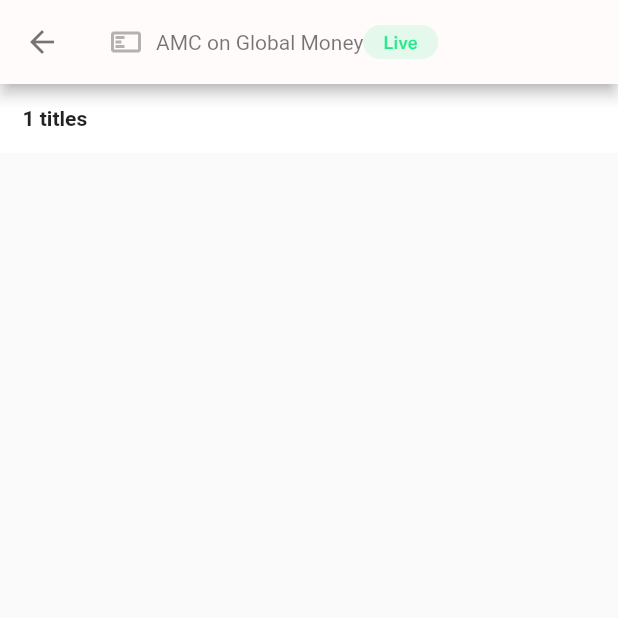
After one commit to s0m3chill/VestrPOC, a Flutter app: the screen it shows after launch, after a tap on "AMC on Global Money", on a phone screen of 412 x 824 dp, the top half of it. The commit adds this screen. Run offline on Flutter 3.47's test engine with Material 2 defaults, Android fonts, the phone set to English and light mode, and no system bars; our stand-ins replace charts_flutter.

Commit message:
add a listview in product screen

```diff
--- a/lib/colors.dart
+++ b/lib/colors.dart
@@ -3,6 +3,8 @@ import 'package:flutter/material.dart';
 const vestrBlue = Color(0xFF0B79D0);
 const vestrSurfaceWhite = Color(0xFFFFFBFA);
 const vestrGrey = Color(0x8A000000);
+const vestrChartLine = Color(0x4D68D1CB);
+const vestrChartArea = Color(0x1A68D1CB);
 
 const kShrinePink100 = Color(0xFFFEDBD0);
 const kShrinePink300 = Color(0xFFFBB8AC);
--- a/lib/home_page.dart
+++ b/lib/home_screen.dart
@@ -1,5 +1,5 @@
 import 'package:flutter/material.dart';
-import 'products_page.dart';
+import 'products_screen.dart';
 
 class _MyHomePageState extends State<MyHomePage> {
   int _selectedIndex = 0;
@@ -13,7 +13,6 @@ class _MyHomePageState extends State<MyHomePage> {
       'Index 2: Settings',
     ),
   ];
-
 
   void _onItemTapped(int index) {
     setState(() {
@@ -38,7 +37,22 @@ class _MyHomePageState extends State<MyHomePage> {
       appBar: AppBar(
         // Here we take the value from the MyHomePage object that was created by
         // the App.build method, and use it to set our appbar title.
-        title: Text("Products", style: TextStyle(color: Theme.of(context).appBarTheme.titleTextStyle!.color)),
+        title: Row(crossAxisAlignment: CrossAxisAlignment.start,
+            children: [
+          Text("Products",
+              style: TextStyle(
+                  color: Theme.of(context).appBarTheme.titleTextStyle!.color)),
+          Container(
+            margin: EdgeInsets.only(left: 4),
+            height: 8,
+            width: 8,
+            decoration: new BoxDecoration(
+              color: Colors.red,
+              shape: BoxShape.circle,
+            ),
+          ),
+
+        ]),
         centerTitle: false,
       ),
       body: Center(
--- a/lib/main.dart
+++ b/lib/main.dart
@@ -2,9 +2,12 @@ import 'package:flutter/material.dart';
 
 import 'colors.dart';
 
-import 'home_page.dart';
+import 'home_screen.dart';
+
+import 'package:flutter/rendering.dart';
 
 void main() {
+  // debugPaintSizeEnabled = true;
   runApp(MyApp());
 }
 
--- /dev/null
+++ b/lib/product_overview_screen.dart
@@ -0,0 +1,53 @@
+import 'package:flutter/cupertino.dart';
+import 'package:flutter/material.dart';
+import 'package:vestr_poc/products_screen.dart';
+
+class ProductOverviewScreen extends StatelessWidget {
+  @override
+  Widget build(BuildContext context) {
+    final product =
+        ModalRoute.of(context)!.settings.arguments as DashboardProduct;
+
+    return Scaffold(
+      appBar: AppBar(
+          iconTheme: IconThemeData(
+            color: Color.fromRGBO(0, 0, 0, 0.54), //change your color here
+          ),
+          title: Row(
+            children: [
+              Row(children: [
+                Padding(
+                    padding: EdgeInsets.only(right: 8),
+                    child: ImageIcon(AssetImage('assets/images/frame.png'))),
+                Text(product.name,
+                    style: TextStyle(
+                        color: Theme.of(context)
+                            .appBarTheme
+                            .titleTextStyle!
+                            .color)),
+                ImageIcon(AssetImage('assets/images/text-only.png'),
+                    size: 50, color: Color.fromRGBO(0, 230, 118, 0.88))
+              ]),
+
+            ],
+          )),
+      body: Center(
+        child:Column(
+          crossAxisAlignment: CrossAxisAlignment.stretch,
+          children: [
+            Container(
+              padding: EdgeInsets.all(15),
+              color: Theme.of(context).cardColor,
+              child: Text(
+                "${product.components.length} titles",
+                style: TextStyle(
+                  fontWeight: FontWeight.bold,
+                ),
+              ),
+            )
+          ],
+        ),
+      ),
+    );
+  }
+}
--- a/lib/products_page.dart
+++ /dev/null
@@ -1,53 +0,0 @@
-import 'package:flutter/material.dart';
-import "time-series-chart.dart";
-
-/// This is the stateless widget that the main application instantiates.
-class ProductsPage extends StatelessWidget {
-  const ProductsPage({Key? key}) : super(key: key);
-
-  @override
-  Widget build(BuildContext context) {
-    return Center(
-      child: Card(
-        child: Column(
-          mainAxisSize: MainAxisSize.min,
-          children: <Widget>[
-            ListTile(
-              title: Row(children: <Widget>[Padding(padding: EdgeInsets.only(right: 8), child: ImageIcon(AssetImage('assets/images/frame.png'))), Text('AMC on Global Money', style: TextStyle(fontWeight: FontWeight.w700)), Container(
-                margin: EdgeInsets.only(left: 4),
-                height: 20,
-                width: 20,
-                decoration: new BoxDecoration(
-                  color: Colors.red,
-                  shape: BoxShape.circle,
-                ),
-                child:Center(child:Text(
-                  "4",
-                  style: TextStyle(fontSize: 12,color: Colors.white),
-                )),
-              )]),
-              subtitle: Text('Ready for rebalancing'.toUpperCase(), style: TextStyle()),
-              trailing: ImageIcon(AssetImage('assets/images/description.png')),
-            ),
-            SizedBox(child: SimpleTimeSeriesChart.withSampleData(), height: 134,),
-            Row(
-              mainAxisAlignment: MainAxisAlignment.end,
-              children: <Widget>[
-                TextButton(
-                  child: const Text('BUY TICKETS'),
-                  onPressed: () {/* ... */},
-                ),
-                const SizedBox(width: 8),
-                TextButton(
-                  child: const Text('LISTEN'),
-                  onPressed: () {/* ... */},
-                ),
-                const SizedBox(width: 8),
-              ],
-            ),
-          ],
-        ),
-      ),
-    );
-  }
-}
--- /dev/null
+++ b/lib/products_screen.dart
@@ -0,0 +1,202 @@
+import 'package:flutter/material.dart';
+import 'package:flutter/widgets.dart';
+import "time_series_chart.dart";
+import 'product_overview_screen.dart';
+
+class Component {
+  final String name;
+  final String shortName;
+  final String custodian;
+  final String isin;
+  final String closePrice;
+  final String mtmPrice;
+  final String currency;
+  final String figi;
+  final String valor;
+  final String unitsPerAmc;
+  final String totalUnits;
+  final String positionValue;
+  final String percentCurrent;
+
+  Component(this.name, this.shortName,this.custodian,this.isin,this.closePrice,this.mtmPrice,this.currency,this.figi,this.valor,this.unitsPerAmc,this.totalUnits,this.positionValue,this.percentCurrent);
+}
+
+class DashboardProduct {
+  final String name;
+  final String? pendingOrderCount;
+  final String status;
+  final String outstandingQuantity;
+  final String? bid;
+  final String? ask;
+  final String? mtdChange;
+  final List<Component> components;
+
+  DashboardProduct(this.name, this.pendingOrderCount, this.status,
+      this.outstandingQuantity, this.bid, this.ask, this.mtdChange, this.components);
+}
+
+/// This is the stateless widget that the main application instantiates.
+class ProductsPage extends StatelessWidget {
+  const ProductsPage({Key? key}) : super(key: key);
+
+  static List<Component> _componentList = [
+new Component("APPLE INC", "APPL UW", "-", "CNE0000009T3", "160.13", "-", "CNY", "BBG000C4CBY2", "-", "0.063717", "583", "EUR 236.03", "0.08%")
+  ];
+
+  static List<DashboardProduct> _productList = [
+    new DashboardProduct(
+        "AMC on Global Money",
+        "4",
+        "Ready for rebalancing",
+        "USD 36.17 mio (CHF 35.81 mio) – 210’000 certificates",
+        "USD 115.25",
+        "USD 116.50",
+        "USD 3.3%", _componentList),
+    new DashboardProduct(
+        "Active Manufacturing Certificate",
+        null,
+        "Ready for rebalancing",
+        "CHF 0.13 mio – 1'000 certificates",
+        "CHF 120.50",
+        "CHF 121.20",
+        "CHF 1.0%",_componentList),
+    new DashboardProduct(
+        "Crypto Stars",
+        "2",
+        "Ready for rebalancing",
+        "USD 0.90 mio (CHF 0.83mio) – 5'000 certificates",
+        "USD 180.10",
+        "USD 180.60",
+        "USD 1.0%",_componentList),
+    new DashboardProduct("AMC on Global e-Business", null,
+        "Ready for rebalancing", "11'600 certificates", null, null, null,_componentList),
+    new DashboardProduct(
+        "AMC on Exotic Asset Types",
+        "1",
+        "Ready for rebalancing",
+        "CHF 0.57mio – 5'600 certificates",
+        "CHF 100.50",
+        "CHF 101.50",
+        "USD 9.9%",_componentList
+    )];
+
+  @override
+  Widget build(BuildContext context) {
+    return Expanded(
+        child: Center(
+            child: ListView.builder(
+      shrinkWrap: true,
+      itemCount: _productList.length,
+      itemBuilder: (context, index) {
+        return Card(
+          child: Column(
+            mainAxisSize: MainAxisSize.min,
+            children: <Widget>[
+              ListTile(
+                onTap: () {
+                  Navigator.push(
+                      context,
+                      MaterialPageRoute(
+                        builder: (context) => ProductOverviewScreen(),
+                        settings: RouteSettings(arguments: _productList[index]),
+                      ));
+                },
+                title: Row(children: <Widget>[
+                  Padding(
+                      padding: EdgeInsets.only(right: 8),
+                      child: ImageIcon(AssetImage('assets/images/frame.png'))),
+                  Text(_productList[index].name,
+                      style: TextStyle(fontWeight: FontWeight.w700)),
+                  _productList[index].pendingOrderCount != null
+                      ? Container(
+                          margin: EdgeInsets.only(left: 4),
+                          height: 20,
+                          width: 20,
+                          decoration: new BoxDecoration(
+                            color: Colors.red,
+                            shape: BoxShape.circle,
+                          ),
+                          child: Center(
+                              child: Text(
+                            _productList[index].pendingOrderCount!,
+                            style: TextStyle(fontSize: 12, color: Colors.white),
+                          )),
+                        )
+                      : Center()
+                ]),
+                subtitle: Text(_productList[index].status.toUpperCase(),
+                    style: TextStyle()),
+                trailing:
+                    ImageIcon(AssetImage('assets/images/description.png')),
+              ),
+              Divider(),
+              SizedBox(
+                child: SimpleTimeSeriesChart.withSampleData(),
+                height: 134,
+              ),
+              Divider(),
+              Padding(
+                  padding: EdgeInsets.only(left: 16),
+                  child: Column(
+                      crossAxisAlignment: CrossAxisAlignment.start,
+                      children: [
+                        Text(_productList[index].outstandingQuantity,
+                            style: TextStyle(fontSize: 12)),
+                        Padding(
+                            padding: EdgeInsets.only(bottom: 16),
+                            child: Row(
+                              children: <Widget>[
+                                Row(children: [
+                                  Text('Bid ',
+                                      style: TextStyle(
+                                        fontWeight: FontWeight.bold,
+                                        fontSize: 12,
+                                      )),
+                                  _productList[index].bid != null
+                                      ? Text(_productList[index].bid!,
+                                          style: TextStyle(fontSize: 12))
+                                      : Text('-',
+                                          style: TextStyle(fontSize: 12)),
+                                ]),
+                                Spacer(),
+                                Row(children: [
+                                  Text('Ask ',
+                                      style: TextStyle(
+                                          fontWeight: FontWeight.bold,
+                                          fontSize: 12)),
+                                  _productList[index].ask != null
+                                      ? Text(_productList[index].ask!,
+                                          style: TextStyle(fontSize: 12))
+                                      : (Text("-",
+                                          style: TextStyle(fontSize: 12))),
+                                ]),
+                                Spacer(),
+                                Row(children: [
+                                  Text('MTD Change ',
+                                      style: TextStyle(
+                                          fontWeight: FontWeight.bold,
+                                          fontSize: 12)),
+                                  _productList[index].mtdChange != null
+                                      ? Row(children: [
+                                          Text(_productList[index].mtdChange!,
+                                              style: TextStyle(fontSize: 12)),
+                                          ImageIcon(
+                                              AssetImage(
+                                                  'assets/images/polygon.png'),
+                                              size: 8,
+                                              color: Colors.green)
+                                        ])
+                                      : Text('-',
+                                          style: TextStyle(fontSize: 12)),
+                                ]),
+                                Spacer(),
+                              ],
+                            ))
+                      ])),
+            ],
+          ),
+        );
+      },
+    )));
+  }
+}
--- a/lib/time-series-chart.dart
+++ b/lib/time_series_chart.dart
@@ -14,24 +14,30 @@ class SimpleTimeSeriesChart extends StatelessWidget {
     return new SimpleTimeSeriesChart(
       _createSampleData(),
       // Disable animations for image tests.
-      animate: false,
+      animate: false
     );
   }
 
   @override
   Widget build(BuildContext context) {
-    return new charts.TimeSeriesChart(
-      seriesList,
+    return new charts.TimeSeriesChart(seriesList,
         animate: animate,
         // Optionally pass in a [DateTimeFactory] used by the chart. The factory
         // should create the same type of [DateTime] as the data provided. If none
         // specified, the default creates local date time.
         dateTimeFactory: const charts.LocalDateTimeFactory(),
-      primaryMeasureAxis: charts.NumericAxisSpec(renderSpec: charts.NoneRenderSpec()),
+        primaryMeasureAxis:
+            charts.NumericAxisSpec(renderSpec: charts.NoneRenderSpec()),
         secondaryMeasureAxis: new charts.NumericAxisSpec(
             tickProviderSpec:
                 new charts.BasicNumericTickProviderSpec(desiredTickCount: 3)),
-    );
+        customSeriesRenderers: [
+          new charts.LineRendererConfig(
+              // ID used to link series to this renderer.
+              customRendererId: 'customArea',
+              includeArea: true,stacked: true
+              ),
+        ]);
   }
 
   /// Create one series with sample hard coded data.
@@ -46,11 +52,14 @@ class SimpleTimeSeriesChart extends StatelessWidget {
     return [
       new charts.Series<TimeSeriesSales, DateTime>(
         id: 'Sales',
-        colorFn: (_, __) => charts.MaterialPalette.blue.shadeDefault,
         domainFn: (TimeSeriesSales sales, _) => sales.time,
         measureFn: (TimeSeriesSales sales, _) => sales.sales,
         data: data,
-      )..setAttribute(charts.measureAxisIdKey, secondaryMeasureAxisId)
+        colorFn: (_, __) => charts.ColorUtil.fromDartColor(Color.fromRGBO(104, 209, 203, 1)),
+        areaColorFn: (_, __) => charts.ColorUtil.fromDartColor(Color.fromRGBO(104, 209, 203, 0.3)),
+      )
+        ..setAttribute(charts.measureAxisIdKey, secondaryMeasureAxisId)
+        ..setAttribute(charts.rendererIdKey, 'customArea')
     ];
   }
 }
```
Also changed, not shown: assets/images/arrow-back.png (added), assets/images/polygon.png (renamed from assets/images/Polygon 1.png). Lines whose indentation alone changed are shown as unchanged.
